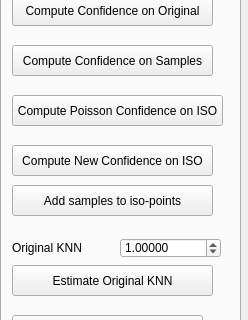
Old version of the form Point Cloud/UI/poisson_para.ui in the repository sunwaylive/quality-driven-poisson-guided-autoscanning; both pictures show x 0 to 248 and y 181 to 501 of the 248 by 754 pixel window.
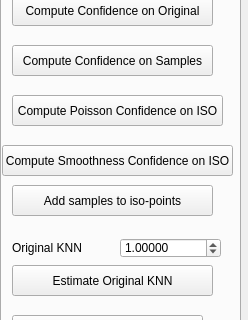
New version of the form. The open tabs and pages were chosen to show the change.

Commit message: added smoothing to oneKeyPoisson and oneKeyNBV

The edit to the form file:
```diff
--- a/Point Cloud/UI/poisson_para.ui
+++ b/Point Cloud/UI/poisson_para.ui
@@ -463,14 +463,14 @@
     <widget class="QPushButton" name="pushButton_compute_confidence_iso_new">
      <property name="geometry">
       <rect>
-       <x>10</x>
+       <x>0</x>
        <y>300</y>
-       <width>201</width>
+       <width>231</width>
        <height>31</height>
       </rect>
      </property>
      <property name="text">
-      <string>Compute New Confidence on ISO</string>
+      <string>Compute Smoothness Confidence on ISO</string>
      </property>
     </widget>
     <widget class="QPushButton" name="pushButton_add_samples_to_iso_points">
```
Left out of the diff: 2 changed lines with no effect on the pictures. The commit also changes 8 other files.
